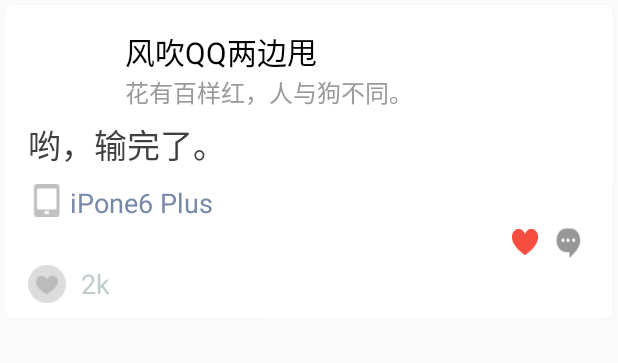
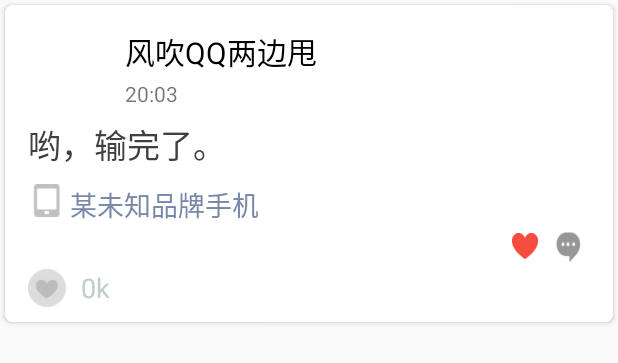
Before and after one commit to wslongchen/DreamTogether, an Android app: the layout items.xml on its own in the app's theme, with its tools: preview values and no code run, on a phone screen of 412 x 824 dp. Shown: the top 363 px of the screen. Run offline under Robolectric (Android 15) with nearby library versions, the phone set to English and light mode, and no system bars.

Commit message:
完善meta信息获取
。。。

```diff
--- a/ANDROID客户端/DreamTogether/app/src/main/AndroidManifest.xml
+++ b/ANDROID客户端/DreamTogether/app/src/main/AndroidManifest.xml
@@ -11,6 +11,7 @@
     <uses-permission android:name="android.permission.INTERNET"/>
     <uses-permission android:name="android.permission.WRITE_EXTERNAL_STORAGE" />
     <uses-permission android:name="android.permission.CALL_PHONE" />
+    <uses-permission android:name="android.permission.READ_PHONE_STATE"/>
     <uses-permission android:name="android.permission.ACCESS_NETWORK_STATE"/>
     <uses-permission android:name="android.permission.VIBRATE"/>
     <uses-permission android:name="android.permission.RECORD_AUDIO"/>
--- a/ANDROID客户端/DreamTogether/app/src/main/res/layout/items.xml
+++ b/ANDROID客户端/DreamTogether/app/src/main/res/layout/items.xml
@@ -36,14 +36,26 @@ card_view:cardCornerRadius="5dp">
             android:layout_alignTop="@+id/dream_author_img"
             android:layout_toEndOf="@+id/dream_author_img" />
         <TextView
+            android:layout_width="wrap_content"
+            android:layout_height="wrap_content"
+            android:id="@+id/dream_date"
+            android:layout_below="@+id/dream_author"
+            android:layout_marginTop="3dp"
+            android:layout_alignStart="@+id/dream_author"
+            android:text="20:03"
+            />
+        <TextView
             android:id="@+id/dreamer_sign"
             android:layout_width="wrap_content"
             android:layout_height="wrap_content"
             android:text="花有百样红，人与狗不同。"
             android:textColor="@color/dreamDarkGery"
             android:textSize="16.0sp"
+            android:visibility="gone"
+            android:layout_marginLeft="5dp"
             android:layout_below="@+id/dream_author"
-            android:layout_alignStart="@+id/dream_author" />
+            android:layout_toRightOf="@id/dream_date"
+             />
 
         <ImageView
             android:layout_width="wrap_content"
@@ -105,8 +117,8 @@ card_view:cardCornerRadius="5dp">
                 android:layout_width="wrap_content"
                 android:layout_height="wrap_content"
                 android:layout_marginLeft="2dip"
-
-                android:text="iPone6 Plus"
+                android:id="@+id/dream_deviceinfo"
+                android:text="某未知品牌手机"
                 android:textColor="@color/dreamqianlan"
                 android:textSize="18.0sp" />
         </LinearLayout>
@@ -119,6 +131,21 @@ card_view:cardCornerRadius="5dp">
             <RelativeLayout
                 android:layout_width="fill_parent"
                 android:layout_height="wrap_content" >
+                <LinearLayout
+                    android:layout_width="wrap_content"
+                    android:layout_height="wrap_content"
+                    android:layout_alignParentLeft="true"
+                    android:orientation="horizontal">
+                    <TextView
+                        android:layout_width="wrap_content"
+                        android:layout_height="wrap_content"
+                        android:id="@+id/dream_location"
+                        android:text="湖南省 火星镇"
+                        android:layout_margin="2dp"
+                        android:visibility="gone"
+                        android:gravity="center_vertical"
+                        android:drawableLeft="@drawable/ncm"/>
+                </LinearLayout>
                 <ImageView
                     android:layout_width="20dp"
                     android:layout_height="25dp"
@@ -126,7 +153,7 @@ card_view:cardCornerRadius="5dp">
                     android:layout_marginRight="10dip"
                     android:background="@mipmap/dream_icon_comment"
                     android:scaleType="fitXY"
-                    android:id="@+id/imageView3" />
+                    android:id="@+id/dream_like" />
                 <ImageView
                     android:id="@+id/dream_comments"
                     android:layout_width="17dp"
@@ -136,7 +163,7 @@ card_view:cardCornerRadius="5dp">
                     android:background="@mipmap/like"
                     android:scaleType="fitXY"
                     android:layout_alignParentTop="true"
-                    android:layout_toStartOf="@+id/imageView3" />
+                    android:layout_toStartOf="@+id/dream_like" />
             </RelativeLayout>
         </FrameLayout>
         <FrameLayout
@@ -159,7 +186,8 @@ card_view:cardCornerRadius="5dp">
                 <TextView
                     android:layout_width="wrap_content"
                     android:layout_height="wrap_content"
-                    android:text="2k"
+                    android:text="0k"
+                    android:id="@+id/dream_hot_info"
                     android:textSize="18dp"
                     android:textColor="@color/dramGrey"
                     android:layout_centerVertical="true"
```
Also changed, not shown: ANDROID客户端/DreamTogether/app/src/main/java/com/example/mrpan/dreamtogether/MainActivity.java (+47 -22 lines), ANDROID客户端/DreamTogether/app/src/main/java/com/example/mrpan/dreamtogether/adapter/WorldCircleListAdapter.java (+29 -47 lines), ANDROID客户端/DreamTogether/app/src/main/java/com/example/mrpan/dreamtogether/entity/Meta.java (+9 -0 lines), ANDROID客户端/DreamTogether/app/src/main/java/com/example/mrpan/dreamtogether/fragment/DreamPostFragment.java (+13 -0 lines), ANDROID客户端/DreamTogether/app/src/main/java/com/example/mrpan/dreamtogether/fragment/WorldCircleFragment.java (+12 -6 lines), ANDROID客户端/DreamTogether/app/src/main/java/com/example/mrpan/dreamtogether/utils/DateUtils.java (+4 -4 lines), ANDROID客户端/DreamTogether/app/src/main/java/com/example/mrpan/dreamtogether/utils/GsonUtils.java (+11 -0 lines), ANDROID客户端/DreamTogether/app/src/main/java/com/example/mrpan/dreamtogether/utils/OtherUtils.java (+48 -30 lines), ANDROID客户端/DreamTogether/app/src/main/res/layout/chat_fragment.xml (+5 -4 lines), ANDROID客户端/DreamTogether/app/src/main/res/drawable-hdpi/lbs.png (added), ANDROID客户端/DreamTogether/app/src/main/res/drawable-hdpi/ncm.png (added).
